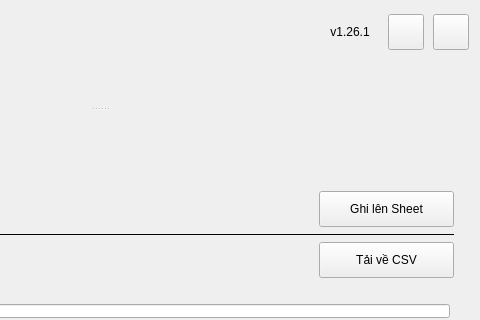
The window that src/import_localize/ui/forms/main_window.ui (longnguy3n/Import-Localize) describes before a commit, drawn with Qt 5; both pictures show x 280 to 760 and y 0 to 320 of the 760 by 920 pixel window.
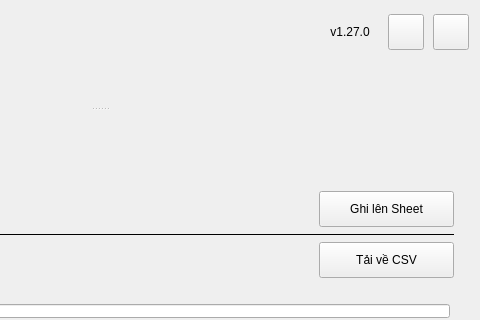
The same window after the commit.

```diff
--- a/src/import_localize/ui/forms/main_window.ui
+++ b/src/import_localize/ui/forms/main_window.ui
@@ -175,7 +175,7 @@
          </size>
         </property>
         <property name="text">
-         <string>v1.26.1</string>
+         <string>v1.27.0</string>
         </property>
         <property name="alignment">
          <set>Qt::AlignmentFlag::AlignCenter</set>
```
